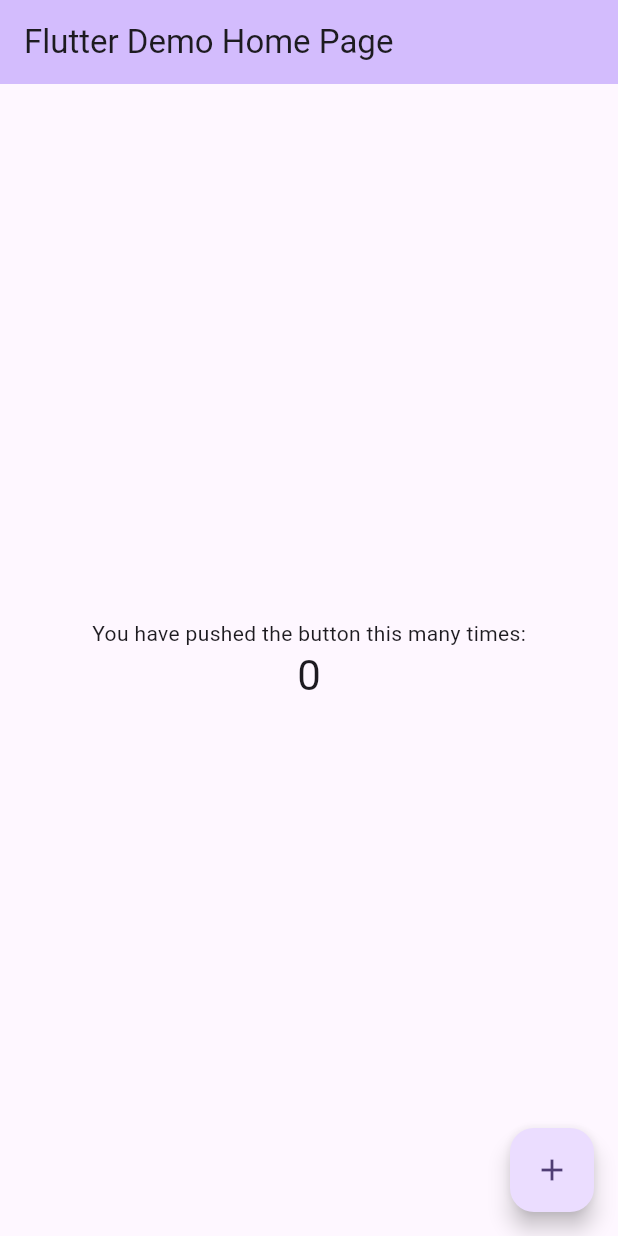
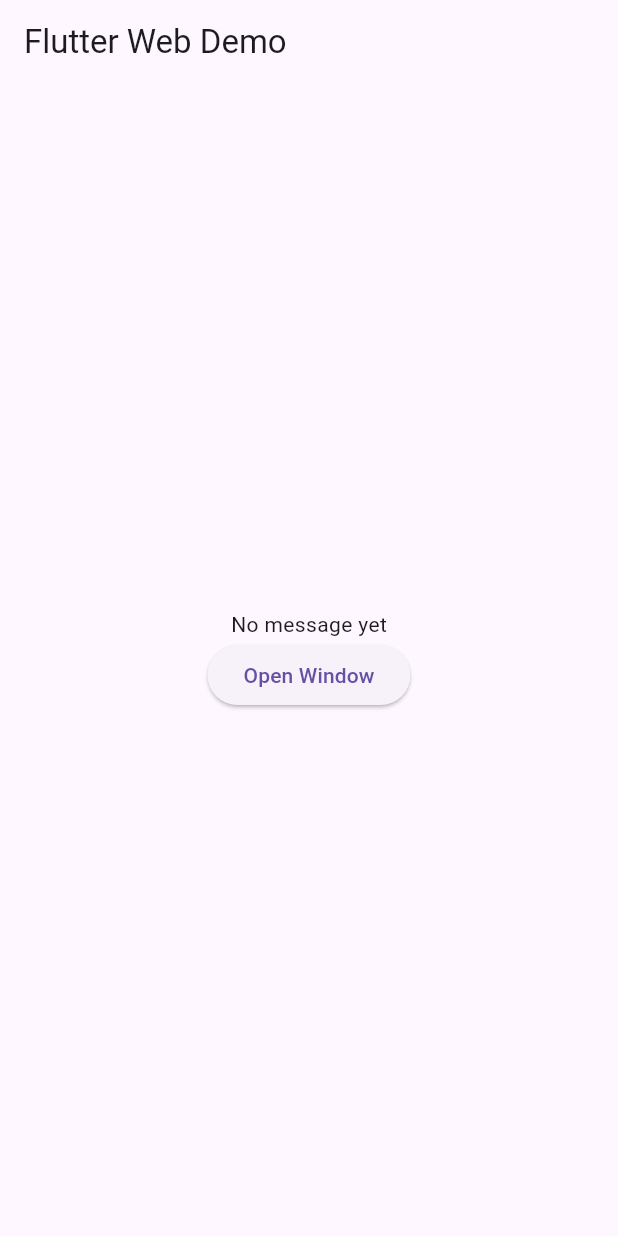
Before and after one commit to mahdi-ninja/flutter_tests, a Flutter app: the screen it shows after launch, on a phone screen of 412 x 824 dp. Run offline on Flutter 3.47's test engine with Material 3 defaults, Android fonts, the phone set to English and light mode, and no system bars; missing offline and left inert: dart:html, dart:js.

Commit message:
Opener example

```diff
--- a/lib/main.dart
+++ b/lib/main.dart
@@ -1,3 +1,6 @@
+import 'dart:html' as html;
+import 'dart:js' as js;
+
 import 'package:flutter/material.dart';
 
 void main() {
@@ -7,119 +10,77 @@ void main() {
 class MyApp extends StatelessWidget {
   const MyApp({super.key});
 
-  // This widget is the root of your application.
   @override
-  Widget build(BuildContext context) {
-    return MaterialApp(
-      title: 'Flutter Demo',
-      theme: ThemeData(
-        // This is the theme of your application.
-        //
-        // TRY THIS: Try running your application with "flutter run". You'll see
-        // the application has a purple toolbar. Then, without quitting the app,
-        // try changing the seedColor in the colorScheme below to Colors.green
-        // and then invoke "hot reload" (save your changes or press the "hot
-        // reload" button in a Flutter-supported IDE, or press "r" if you used
-        // the command line to start the app).
-        //
-        // Notice that the counter didn't reset back to zero; the application
-        // state is not lost during the reload. To reset the state, use hot
-        // restart instead.
-        //
-        // This works for code too, not just values: Most code changes can be
-        // tested with just a hot reload.
-        colorScheme: ColorScheme.fromSeed(seedColor: Colors.deepPurple),
-        useMaterial3: true,
-      ),
-      home: const MyHomePage(title: 'Flutter Demo Home Page'),
-    );
-  }
+  Widget build(BuildContext context) => const MaterialApp(home: MyHomePage());
 }
 
 class MyHomePage extends StatefulWidget {
-  const MyHomePage({super.key, required this.title});
-
-  // This widget is the home page of your application. It is stateful, meaning
-  // that it has a State object (defined below) that contains fields that affect
-  // how it looks.
-
-  // This class is the configuration for the state. It holds the values (in this
-  // case the title) provided by the parent (in this case the App widget) and
-  // used by the build method of the State. Fields in a Widget subclass are
-  // always marked "final".
-
-  final String title;
+  const MyHomePage({super.key});
 
   @override
   State<MyHomePage> createState() => _MyHomePageState();
 }
 
 class _MyHomePageState extends State<MyHomePage> {
-  int _counter = 0;
+  String _message = 'No message yet';
 
-  void _incrementCounter() {
-    setState(() {
-      // This call to setState tells the Flutter framework that something has
-      // changed in this State, which causes it to rerun the build method below
-      // so that the display can reflect the updated values. If we changed
-      // _counter without calling setState(), then the build method would not be
-      // called again, and so nothing would appear to happen.
-      _counter++;
+  @override
+  void initState() {
+    super.initState();
+
+    html.window.onMessage.listen((event) {
+      if (event.origin != html.window.location.origin) {
+        setState(() {
+          _message = 'Message received from a different origin';
+        });
+        return;
+      }
+
+      if (event.data is! Map ||
+          !event.data.containsKey('obcMessage') ||
+          event.data['obcMessage'] != true) {
+        setState(() {
+          _message = 'Unexpected message format received';
+        });
+        return;
+      }
+
+      var message = event.data['message'];
+      setState(() {
+        _message = message;
+      });
     });
+  }
+
+  void openWindow() {
+    var newWindow =
+        js.context.callMethod('open', ['external_page.html', 'external_page']);
+
+    if (newWindow == null) {
+      setState(() {
+        _message = 'Pop-up is blocked by the browser!';
+      });
+    }
   }
 
   @override
   Widget build(BuildContext context) {
-    // This method is rerun every time setState is called, for instance as done
-    // by the _incrementCounter method above.
-    //
-    // The Flutter framework has been optimized to make rerunning build methods
-    // fast, so that you can just rebuild anything that needs updating rather
-    // than having to individually change instances of widgets.
     return Scaffold(
       appBar: AppBar(
-        // TRY THIS: Try changing the color here to a specific color (to
-        // Colors.amber, perhaps?) and trigger a hot reload to see the AppBar
-        // change color while the other colors stay the same.
-        backgroundColor: Theme.of(context).colorScheme.inversePrimary,
-        // Here we take the value from the MyHomePage object that was created by
-        // the App.build method, and use it to set our appbar title.
-        title: Text(widget.title),
+        title: const Text('Flutter Web Demo'),
       ),
       body: Center(
-        // Center is a layout widget. It takes a single child and positions it
-        // in the middle of the parent.
         child: Column(
-          // Column is also a layout widget. It takes a list of children and
-          // arranges them vertically. By default, it sizes itself to fit its
-          // children horizontally, and tries to be as tall as its parent.
-          //
-          // Column has various properties to control how it sizes itself and
-          // how it positions its children. Here we use mainAxisAlignment to
-          // center the children vertically; the main axis here is the vertical
-          // axis because Columns are vertical (the cross axis would be
-          // horizontal).
-          //
-          // TRY THIS: Invoke "debug painting" (choose the "Toggle Debug Paint"
-          // action in the IDE, or press "p" in the console), to see the
-          // wireframe for each widget.
           mainAxisAlignment: MainAxisAlignment.center,
           children: <Widget>[
-            const Text(
-              'You have pushed the button this many times:',
-            ),
-            Text(
-              '$_counter',
-              style: Theme.of(context).textTheme.headlineMedium,
+            Text(_message),
+            ElevatedButton(
+              onPressed: openWindow,
+              child: const Text('Open Window'),
             ),
           ],
         ),
       ),
-      floatingActionButton: FloatingActionButton(
-        onPressed: _incrementCounter,
-        tooltip: 'Increment',
-        child: const Icon(Icons.add),
-      ), // This trailing comma makes auto-formatting nicer for build methods.
     );
   }
 }
```
Also changed, not shown: 1 other file.
